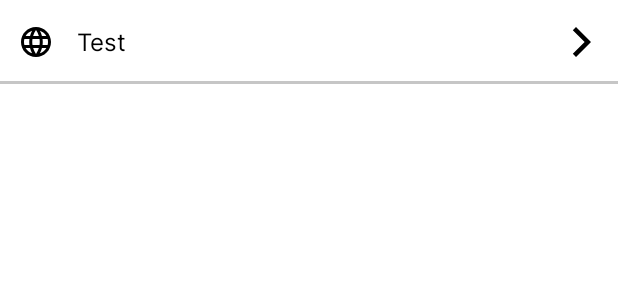
After one commit to Moutamid/EWasteManagement, an Android app: the layout all_category_item.xml on its own in the app's theme, with its tools: preview values and no code run, on a phone screen of 412 x 824 dp. The commit adds this screen. Shown: the top 300 px of the screen. Run offline under Robolectric (Android 15) with nearby library versions, the phone set to English and light mode, and no system bars.

Commit message:
Initial commit

```diff
--- a/app/src/main/AndroidManifest.xml
+++ b/app/src/main/AndroidManifest.xml
@@ -13,6 +13,9 @@
         android:supportsRtl="true"
         android:theme="@style/Theme.EWasteManagement"
         tools:targetApi="31">
+        <activity
+            android:name=".SubCategoryActivity"
+            android:exported="false" />
         <activity
             android:name=".AllCategoryActivity"
             android:exported="false" />
--- /dev/null
+++ b/app/src/main/java/com/moutamid/ewastemanagement/adapters/AllCategoryAdapter.java
@@ -0,0 +1,4 @@
+package com.moutamid.ewastemanagement.adapters;
+
+public class AllCategoryAdapter {
+}
--- /dev/null
+++ b/app/src/main/java/com/moutamid/ewastemanagement/adapters/SubCatagoryAdapter.java
@@ -0,0 +1,4 @@
+package com.moutamid.ewastemanagement.adapters;
+
+public class SubCatagoryAdapter {
+}
--- /dev/null
+++ b/app/src/main/res/layout/all_category_item.xml
@@ -0,0 +1,38 @@
+<?xml version="1.0" encoding="utf-8"?>
+<com.google.android.material.card.MaterialCardView xmlns:android="http://schemas.android.com/apk/res/android"
+    android:id="@+id/item"
+    android:layout_width="match_parent"
+    android:layout_height="?attr/actionBarSize"
+    xmlns:app="http://schemas.android.com/apk/res-auto"
+    app:cardElevation="0dp"
+    app:cardCornerRadius="0dp">
+
+    <LinearLayout
+        android:layout_width="match_parent"
+        android:layout_height="match_parent"
+        android:padding="12sp"
+        android:background="@drawable/boder_bottom"
+        android:gravity="center_vertical"
+        android:orientation="horizontal">
+
+        <ImageView
+            android:id="@+id/icon"
+            android:layout_width="24dp"
+            android:layout_height="24dp"
+            android:src="@drawable/ic_baseline_language_24" />
+
+        <TextView
+            android:id="@+id/itemText"
+            android:layout_width="match_parent"
+            android:layout_height="match_parent"
+            android:text="Test"
+            android:layout_marginStart="15dp"
+            android:textSize="16dp"
+            android:gravity="center_vertical"
+            android:textColor="@color/black"
+            android:fontFamily="@font/inter"
+            android:drawableRight="@drawable/ic_baseline_arrow_forward_ios_24" />
+
+    </LinearLayout>
+
+</com.google.android.material.card.MaterialCardView>
--- a/app/src/main/res/values-night/themes.xml
+++ b/app/src/main/res/values-night/themes.xml
@@ -2,7 +2,7 @@
     <!-- Base application theme. -->
     <style name="Theme.EWasteManagement" parent="Theme.MaterialComponents.Light.NoActionBar">
         <!-- Primary brand color. -->
-        <item name="colorPrimary">@color/yellow</item>
+        <item name="colorPrimary">@color/green</item>
         <item name="colorPrimaryVariant">@color/yellow</item>
         <item name="colorOnPrimary">@color/white</item>
         <!-- Secondary brand color. -->
--- a/app/src/main/res/values/themes.xml
+++ b/app/src/main/res/values/themes.xml
@@ -2,7 +2,7 @@
     <!-- Base application theme. -->
     <style name="Theme.EWasteManagement" parent="Theme.MaterialComponents.Light.NoActionBar">
         <!-- Primary brand color. -->
-        <item name="colorPrimary">@color/yellow</item>
+        <item name="colorPrimary">@color/green</item>
         <item name="colorPrimaryVariant">@color/yellow</item>
         <item name="colorOnPrimary">@color/white</item>
         <!-- Secondary brand color. -->
```
Also changed, not shown: app/src/main/java/com/moutamid/ewastemanagement/SubCategoryActivity.java (added, +14 -0 lines), app/src/main/java/com/moutamid/ewastemanagement/models/AllCategoryModel.java (added, +27 -0 lines), app/src/main/res/layout/activity_all_category.xml (+42 -2 lines), app/src/main/res/layout/activity_sub_category.xml (added, +9 -0 lines), app/src/main/res/layout/sub_category_item.xml (added, +27 -0 lines).
